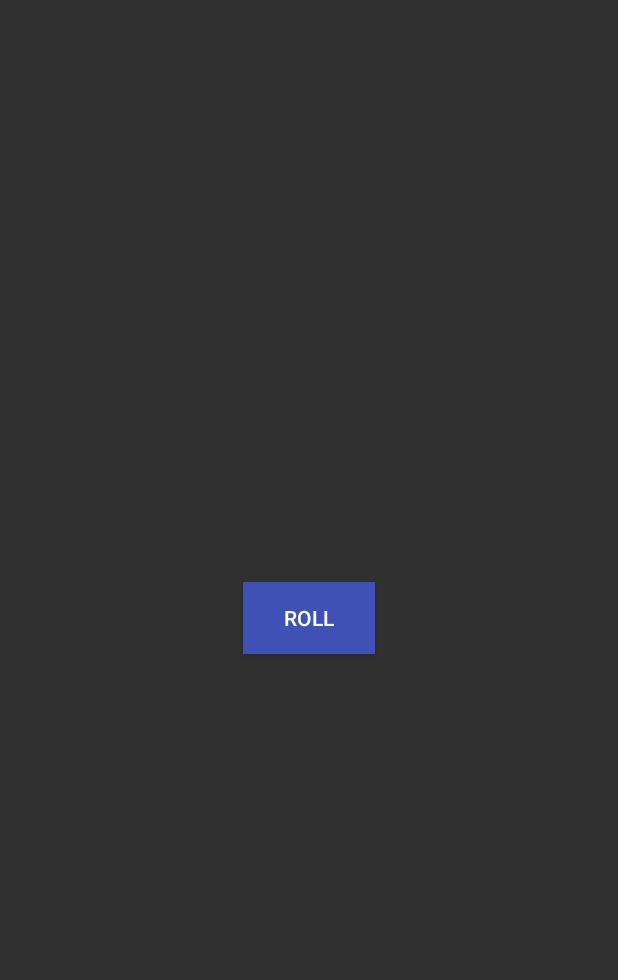
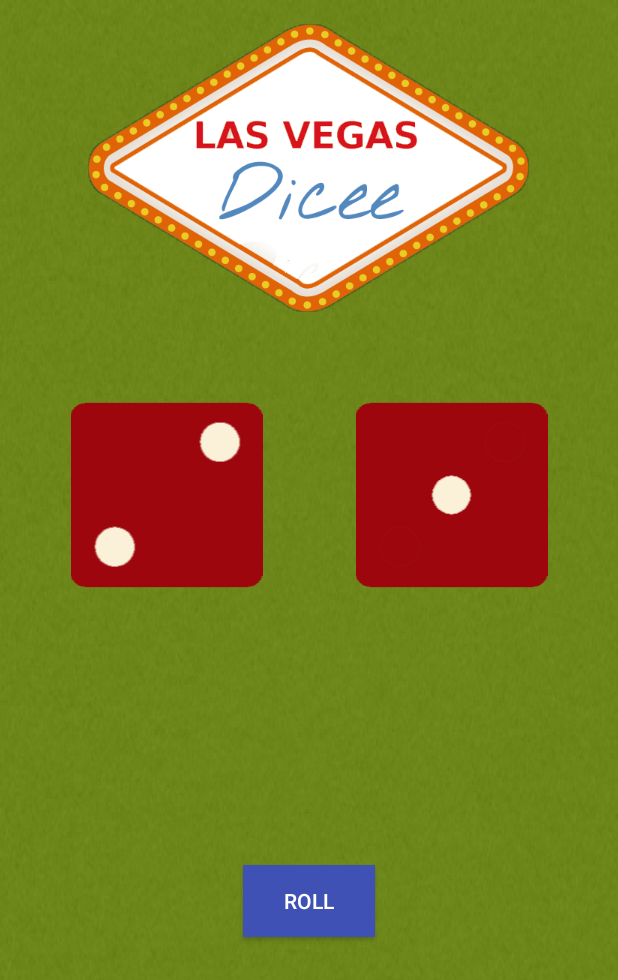
Before and after one commit to EvanGertis/Android, an Android app: the screen it shows after launch (MainActivity), on a phone screen of 412 x 824 dp. Shown: the top 980 px of the screen. Run offline under Robolectric (Android 15) with nearby library versions, the phone set to English and light mode, and no system bars.

Commit message:
modified layout
changed app layout

```diff
--- a/Section_4_LAS_VEGAS_DICE/app/src/main/res/layout/activity_main.xml
+++ b/Section_4_LAS_VEGAS_DICE/app/src/main/res/layout/activity_main.xml
@@ -1,5 +1,5 @@
 <?xml version="1.0" encoding="utf-8"?>
-<RelativeLayout
+<LinearLayout xmlns:app="http://schemas.android.com/apk/res-auto"
     android:id="@+id/activity_main"
     xmlns:android="http://schemas.android.com/apk/res/android"
     xmlns:tools="http://schemas.android.com/tools"
@@ -9,7 +9,45 @@
     android:paddingRight="16dp"
     android:paddingTop="16dp"
     android:paddingBottom="16dp"
+    android:orientation="vertical"
+    android:background="@drawable/newbackground"
     tools:context=".MainActivity">
+
+    <RelativeLayout
+        android:layout_width="match_parent"
+        android:layout_height="250dp">
+
+        <ImageView
+            android:id="@+id/dicee_logo"
+            android:layout_width="wrap_content"
+            android:layout_height="wrap_content"
+            android:layout_centerHorizontal="true"
+            app:srcCompat="@drawable/dicee_logo" />
+    </RelativeLayout>
+
+    <LinearLayout
+        android:layout_width="match_parent"
+        android:layout_height="wrap_content"
+        android:orientation="horizontal">
+
+        <ImageView
+            android:id="@+id/image_leftDice"
+            android:layout_width="wrap_content"
+            android:layout_height="wrap_content"
+            android:layout_weight="1"
+            app:srcCompat="@drawable/dice2" />
+
+        <ImageView
+            android:id="@+id/image_rightDice"
+            android:layout_width="wrap_content"
+            android:layout_height="wrap_content"
+            android:layout_weight="1"
+            app:srcCompat="@drawable/dice1" />
+    </LinearLayout>
+
+    <RelativeLayout
+        android:layout_width="match_parent"
+        android:layout_height="match_parent">
 
         <Button
             android:id="@+id/rollbutton"
@@ -20,3 +58,4 @@
             android:text="@string/button_text"
             android:textColor="@color/white" />
     </RelativeLayout>
+</LinearLayout>
```
Lines whose indentation alone changed are shown as unchanged.
